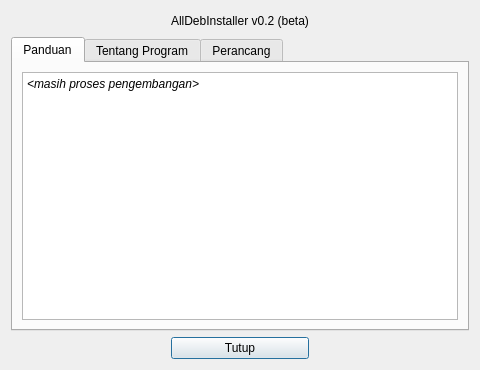
Old version of the form about.ui in the repository grOS-TEAM/alldeb-source.
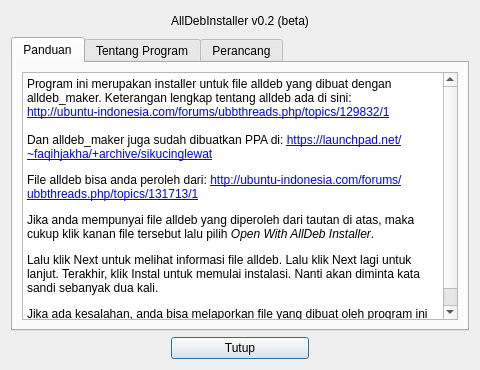
New version of the form.

Commit message: Menggabungkan kode dari cabang alldeb-installer next. Menambah README dan COPYING.

```diff
--- a/about.ui
+++ b/about.ui
@@ -64,7 +64,13 @@
 &lt;html&gt;&lt;head&gt;&lt;meta name=&quot;qrichtext&quot; content=&quot;1&quot; /&gt;&lt;style type=&quot;text/css&quot;&gt;
 p, li { white-space: pre-wrap; }
 &lt;/style&gt;&lt;/head&gt;&lt;body style=&quot; font-family:'Sans Serif'; font-size:9pt; font-weight:400; font-style:normal;&quot;&gt;
-&lt;p style=&quot; margin-top:0px; margin-bottom:0px; margin-left:0px; margin-right:0px; -qt-block-indent:0; text-indent:0px;&quot;&gt;&lt;span style=&quot; font-style:italic;&quot;&gt;&amp;lt;masih proses pengembangan&amp;gt;&lt;/span&gt;&lt;/p&gt;&lt;/body&gt;&lt;/html&gt;</string>
+&lt;p style=&quot; margin-top:0px; margin-bottom:0px; margin-left:0px; margin-right:0px; -qt-block-indent:0; text-indent:0px;&quot;&gt;Program ini merupakan installer untuk file alldeb yang dibuat dengan alldeb_maker. Keterangan lengkap tentang alldeb ada di sini:&lt;/p&gt;
+&lt;p style=&quot; margin-top:0px; margin-bottom:0px; margin-left:0px; margin-right:0px; -qt-block-indent:0; text-indent:0px;&quot;&gt;&lt;a href=&quot;http://ubuntu-indonesia.com/forums/ubbthreads.php/topics/129832/1&quot;&gt;&lt;span style=&quot; text-decoration: underline; color:#0000ff;&quot;&gt;http://ubuntu-indonesia.com/forums/ubbthreads.php/topics/129832/1&lt;/span&gt;&lt;/a&gt;&lt;br /&gt;&lt;/p&gt;
+&lt;p style=&quot; margin-top:0px; margin-bottom:0px; margin-left:0px; margin-right:0px; -qt-block-indent:0; text-indent:0px;&quot;&gt;Dan alldeb_maker juga sudah dibuatkan PPA di: &lt;a href=&quot;https://launchpad.net/~faqihjakha/+archive/sikucinglewat&quot;&gt;&lt;span style=&quot; text-decoration: underline; color:#0000ff;&quot;&gt;https://launchpad.net/~faqihjakha/+archive/sikucinglewat&lt;/span&gt;&lt;/a&gt;&lt;/p&gt;
+&lt;p style=&quot; margin-top:12px; margin-bottom:12px; margin-left:0px; margin-right:0px; -qt-block-indent:0; text-indent:0px;&quot;&gt;File alldeb bisa anda peroleh dari: &lt;a href=&quot;http://ubuntu-indonesia.com/forums/ubbthreads.php/topics/131713/1&quot;&gt;&lt;span style=&quot; text-decoration: underline; color:#0000ff;&quot;&gt;http://ubuntu-indonesia.com/forums/ubbthreads.php/topics/131713/1&lt;/span&gt;&lt;/a&gt;&lt;/p&gt;
+&lt;p style=&quot; margin-top:12px; margin-bottom:12px; margin-left:0px; margin-right:0px; -qt-block-indent:0; text-indent:0px;&quot;&gt;Jika anda mempunyai file alldeb yang diperoleh dari tautan di atas, maka cukup klik kanan file tersebut lalu pilih &lt;span style=&quot; font-style:italic;&quot;&gt;Open With AllDeb Installer&lt;/span&gt;.&lt;/p&gt;
+&lt;p style=&quot; margin-top:12px; margin-bottom:12px; margin-left:0px; margin-right:0px; -qt-block-indent:0; text-indent:0px;&quot;&gt;Lalu klik Next untuk melihat informasi file alldeb. Lalu klik Next lagi untuk lanjut. Terakhir, klik Instal untuk memulai instalasi. Nanti akan diminta kata sandi sebanyak dua kali.&lt;/p&gt;
+&lt;p style=&quot; margin-top:12px; margin-bottom:12px; margin-left:0px; margin-right:0px; -qt-block-indent:0; text-indent:0px;&quot;&gt;Jika ada kesalahan, anda bisa melaporkan file yang dibuat oleh program ini kepada kami.&lt;/p&gt;&lt;/body&gt;&lt;/html&gt;</string>
          </property>
         </widget>
        </item>
```
Left out of the diff: 93 changed lines with no effect on the pictures. The commit also changes 10 other files.
